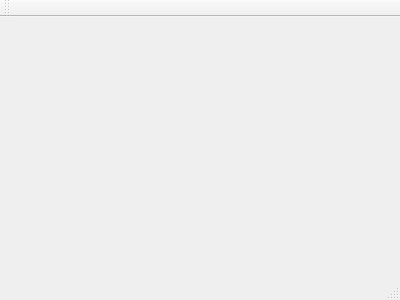
First picture: the form in Tower_of_Lights_Editor_V3/mainwindow.ui, repository ThereIsNoEscape/cs383project, before the edit.
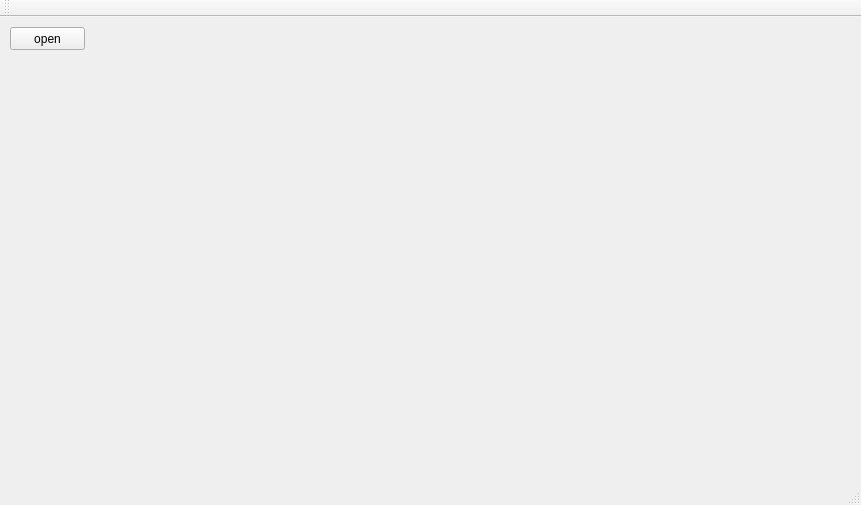
Second picture: the form after the edit.

The edit to the form file:
```diff
--- a/Tower_of_Lights_Editor_V3/mainwindow.ui
+++ b/Tower_of_Lights_Editor_V3/mainwindow.ui
@@ -1,24 +1,56 @@
 <ui version="4.0">
  <class>MainWindow</class>
- <widget class="QMainWindow" name="MainWindow" >
-  <property name="geometry" >
+ <widget class="QMainWindow" name="MainWindow">
+  <property name="geometry">
    <rect>
     <x>0</x>
     <y>0</y>
-    <width>400</width>
-    <height>300</height>
+    <width>861</width>
+    <height>505</height>
    </rect>
   </property>
   <property name="windowTitle" >
    <string>MainWindow</string>
   </property>
-  <widget class="QMenuBar" name="menuBar" />
-  <widget class="QToolBar" name="mainToolBar" />
-  <widget class="QWidget" name="centralWidget" />
-  <widget class="QStatusBar" name="statusBar" />
+  <property name="tabShape">
+   <enum>QTabWidget::Rounded</enum>
+  </property>
+  <widget class="QWidget" name="centralWidget">
+   <widget class="QPushButton" name="pushButton">
+    <property name="geometry">
+     <rect>
+      <x>10</x>
+      <y>10</y>
+      <width>75</width>
+      <height>23</height>
+     </rect>
+    </property>
+    <property name="text">
+     <string>open</string>
+    </property>
+   </widget>
+  </widget>
+  <widget class="QMenuBar" name="menuBar">
+   <property name="geometry">
+    <rect>
+     <x>0</x>
+     <y>0</y>
+     <width>861</width>
+     <height>21</height>
+    </rect>
+   </property>
+  </widget>
+  <widget class="QToolBar" name="mainToolBar">
+   <attribute name="toolBarArea">
+    <enum>TopToolBarArea</enum>
+   </attribute>
+   <attribute name="toolBarBreak">
+    <bool>false</bool>
+   </attribute>
+  </widget>
+  <widget class="QStatusBar" name="statusBar"/>
  </widget>
- <layoutDefault spacing="6" margin="11" />
- <pixmapfunction></pixmapfunction>
+ <layoutdefault spacing="6" margin="11"/>
  <resources/>
  <connections/>
 </ui>
```
Left out of the diff: 5 changed lines with no effect on the pictures.
